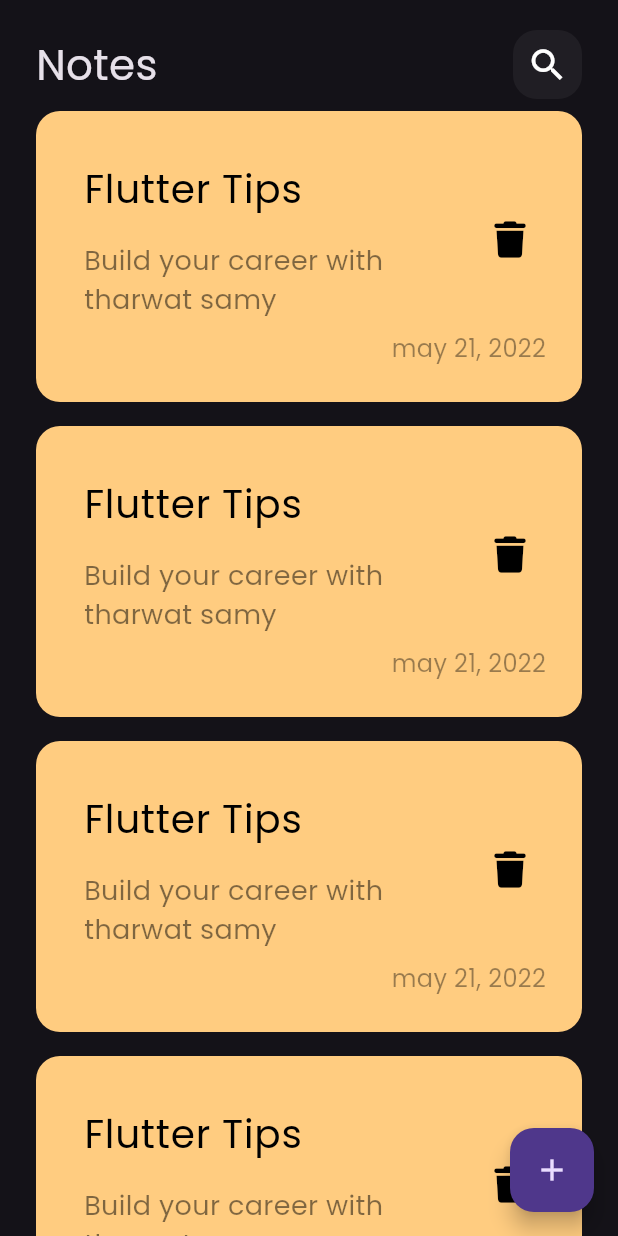
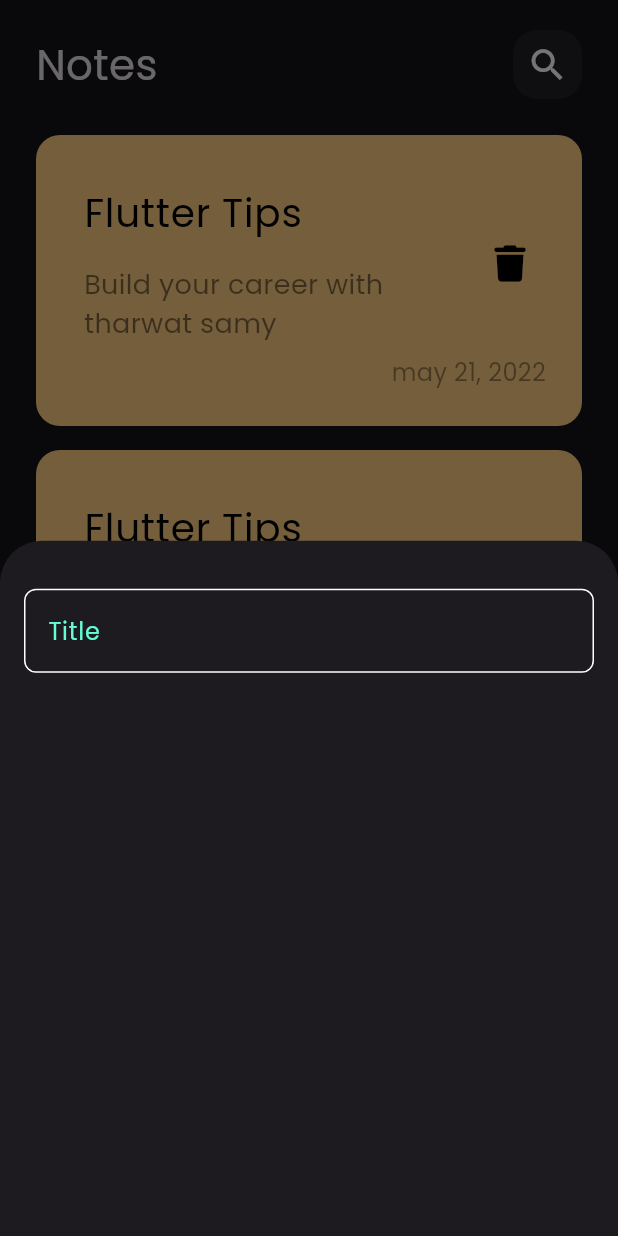
Before and after one commit to codingAndPlayin/notes_app, a Flutter app: the screen it shows after launch, after a tap on the "add" icon, on a phone screen of 412 x 824 dp. Run offline on Flutter 3.47's test engine with Material 3 defaults, Android fonts, the phone set to English and light mode, and no system bars; our stand-ins replace font_awesome_flutter.

Commit message:
create custom text field

```diff
--- /dev/null
+++ b/lib/constants.dart
@@ -0,0 +1,3 @@
+import 'package:flutter/material.dart';
+
+const KPrimaaryColor = const Color(0xff62FCD7);
--- a/lib/views/notees_view.dart
+++ b/lib/views/notees_view.dart
@@ -1,4 +1,5 @@
 import 'package:flutter/material.dart';
+import 'package:note_app__arabic/views/widgets/add_note_bottom_sheet.dart';
 import 'package:note_app__arabic/views/widgets/notes_view_body.dart';
 
 class NoteesView extends StatelessWidget {
@@ -8,7 +9,14 @@
   Widget build(BuildContext context) {
     return Scaffold(
       floatingActionButton: FloatingActionButton(
-        onPressed: () {},
+        onPressed: () {
+          showModalBottomSheet(
+            context: context,
+            builder: (context) {
+              return AddNoteBottomSheet();
+            },
+          );
+        },
         child: const Icon(
           Icons.add,
         ),
--- /dev/null
+++ b/lib/views/widgets/add_note_bottom_sheet.dart
@@ -0,0 +1,23 @@
+import 'package:flutter/material.dart';
+import 'package:note_app__arabic/views/widgets/custom_text_field.dart';
+
+class AddNoteBottomSheet extends StatelessWidget {
+  const AddNoteBottomSheet({super.key});
+
+  @override
+  Widget build(BuildContext context) {
+    return Padding(
+      padding: const EdgeInsets.symmetric(horizontal: 16.0),
+      child: Column(
+        children: [
+          SizedBox(
+            height: 32,
+          ),
+          //
+          CustomTextField(),
+          //
+        ],
+      ),
+    );
+  }
+}
--- /dev/null
+++ b/lib/views/widgets/custom_text_field.dart
@@ -0,0 +1,31 @@
+import 'package:flutter/material.dart';
+import 'package:note_app__arabic/constants.dart';
+
+class CustomTextField extends StatelessWidget {
+  const CustomTextField({super.key});
+
+  @override
+  Widget build(BuildContext context) {
+    return TextField(
+      cursorColor: KPrimaaryColor,
+      decoration: InputDecoration(
+        hintText: "Title",
+        hintStyle: TextStyle(
+          color: KPrimaaryColor,
+        ),
+        border: BuildBorder(),
+        enabledBorder: BuildBorder(),
+        focusedBorder: BuildBorder(KPrimaaryColor),
+      ),
+    );
+  }
+
+  OutlineInputBorder BuildBorder([color]) {
+    return OutlineInputBorder(
+      borderRadius: BorderRadius.circular(8),
+      borderSide: BorderSide(
+        color: color ?? Colors.white,
+      ),
+    );
+  }
+}
--- a/lib/views/widgets/notes_list_view.dart
+++ b/lib/views/widgets/notes_list_view.dart
@@ -6,7 +6,11 @@
 
   @override
   Widget build(BuildContext context) {
-    return ListView.builder(
+    return Padding(
+      padding: const EdgeInsets.symmetric(vertical: 16.0),
+      child: ListView.builder(
+        // remove default padding of a widget
+        padding: EdgeInsets.zero,
         itemBuilder: (context, index) {
           return const Padding(
             padding: EdgeInsets.symmetric(
@@ -15,6 +19,7 @@
             child: NoteItem(),
           );
         },
+      ),
     );
   }
 }
```
Lines whose indentation alone changed are shown as unchanged.
